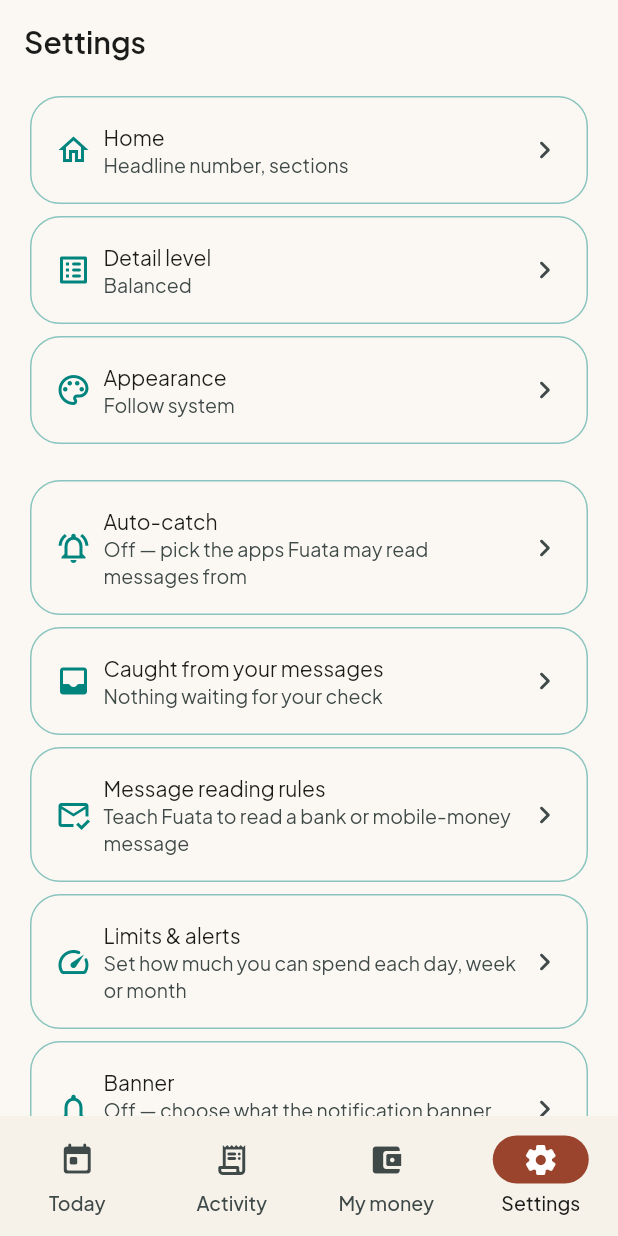
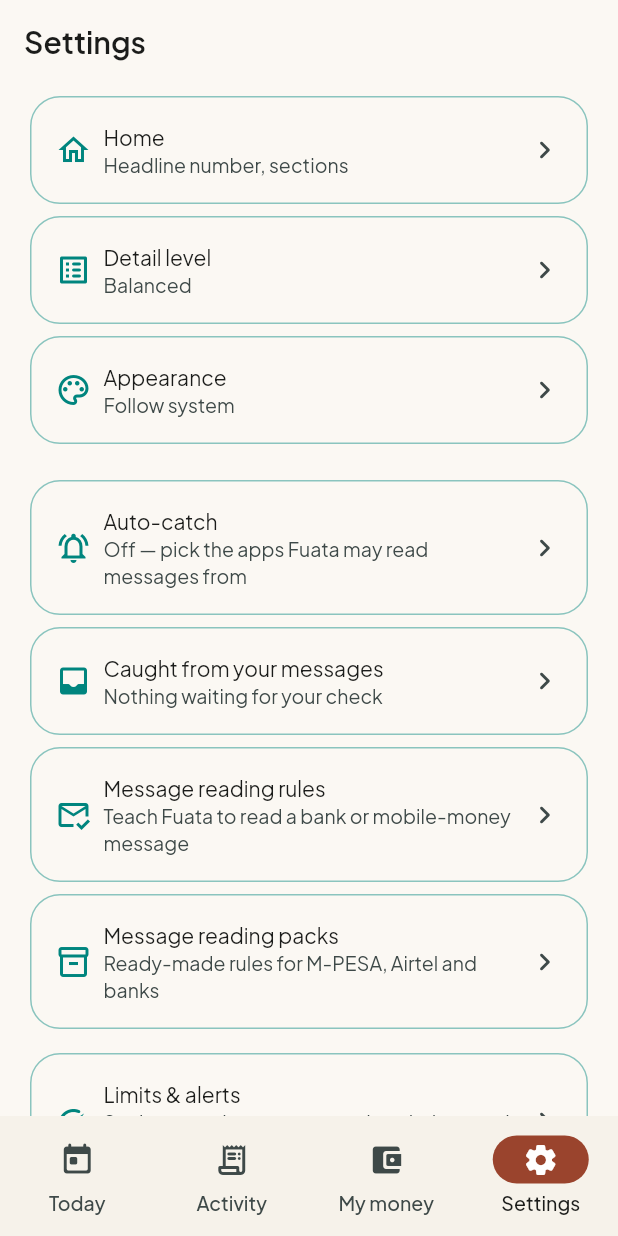
Before and after one commit to MoMalley254/fuata, a Flutter app: the SettingsScreen screen opened by its route, on a phone screen of 412 x 824 dp. Run offline on Flutter 3.47's test engine with Material 3 defaults, Android fonts, the phone set to English and light mode, and no system bars; our stand-ins replace drift, flutter_local_notifications, flutter_riverpod, flutter_secure_storage, flutter_smart_dialog, flutter_timezone and 4 more; missing offline and left inert: cryptography, currency_picker, mobile_scanner; accounts and stored records are empty; generated files the repository leaves out were written again.

Commit message:
feat(ui): reach packs from Settings and Manage rules (#34)

```diff
--- a/lib/routing/routes.dart
+++ b/lib/routing/routes.dart
@@ -33,6 +33,8 @@
 
   static const scheduledExport = 'scheduledExport';
 
+  static const templatePacks = 'templatePacks';
+
   // ---- Paths ----
   static const splashPath = '/splash';
   static const onboardingPath = '/onboarding';
@@ -67,6 +69,8 @@
       '/settings/summary-notifications';
   static const scheduledExportPath = '/settings/scheduled-export';
 
+  static const templatePacksPath = '/settings/template-packs';
+
   // ---- Helpers ----
   static String unitFor(String id) => '/unit/$id';
   static String manageRulesFor(String unitId) => '/unit/$unitId/rules';
--- a/lib/ui/screens/settings/settings_screen.dart
+++ b/lib/ui/screens/settings/settings_screen.dart
@@ -99,6 +99,13 @@
             ),
             const SizedBox(height: AppSpacing.sm),
             ActionRow(
+              icon: Icons.inventory_2_outlined,
+              title: 'Message reading packs',
+              subtitle: 'Ready-made rules for M-PESA, Airtel and banks',
+              onTap: () => context.push(Routes.templatePacksPath),
+            ),
+            const SizedBox(height: AppSpacing.md,),
+            ActionRow(
               icon: Icons.speed_rounded,
               title: 'Limits & alerts',
               subtitle: dailyLimit == null
```
Also changed, not shown: lib/routing/app_router.dart (+7 -0 lines), 1 other file.
